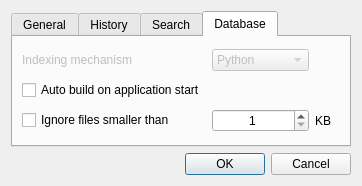
416d72/araneus, file Araneus/UI/preferences.ui: the form before one commit.
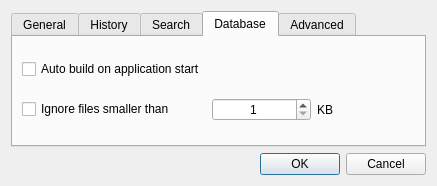
The form after the commit. The open tabs and pages were chosen to show the change. Icons and pictures are not drawn.

Commit message: Added a new tab in the preferences dialog referring to advanced options which I'll provide several mechanism implementation to let users choose among && Figured out the python mechanism

```diff
--- a/Araneus/UI/preferences.ui
+++ b/Araneus/UI/preferences.ui
@@ -6,7 +6,7 @@
    <rect>
     <x>0</x>
     <y>0</y>
-    <width>362</width>
+    <width>437</width>
     <height>186</height>
    </rect>
   </property>
@@ -159,59 +159,33 @@
        <string>Database</string>
       </attribute>
       <layout class="QGridLayout" name="gridLayout_4">
-       <item row="0" column="1">
-        <widget class="QComboBox" name="db_indexing_combox">
+       <item row="1" column="1">
+        <widget class="QSpinBox" name="db_min_file_size">
          <property name="enabled">
-          <bool>false</bool>
+          <bool>true</bool>
          </property>
-         <property name="toolTip">
-          <string>&lt;html&gt;&lt;head/&gt;&lt;body&gt;&lt;p&gt;&lt;span style=&quot; font-size:8pt;&quot;&gt;Will be available in a future release.&lt;/span&gt;&lt;/p&gt;&lt;/body&gt;&lt;/html&gt;</string>
+         <property name="alignment">
+          <set>Qt::AlignCenter</set>
          </property>
-         <item>
-          <property name="text">
-           <string>Python</string>
-          </property>
-         </item>
-         <item>
-          <property name="text">
-           <string>GNU Locate</string>
-          </property>
-         </item>
-         <item>
-          <property name="text">
-           <string>fd</string>
-          </property>
-         </item>
-        </widget>
-       </item>
-       <item row="2" column="2">
-        <widget class="QLabel" name="db_file_size_kb">
-         <property name="text">
-          <string>KB</string>
+         <property name="minimum">
+          <number>1</number>
          </property>
+         <property name="maximum">
+          <number>1024</number>
+         </property>
+         <property name="value">
+          <number>1</number>
+         </property>
         </widget>
        </item>
-       <item row="1" column="0">
+       <item row="0" column="0">
         <widget class="QCheckBox" name="db_auto_build">
          <property name="text">
           <string>Auto build on application start</string>
          </property>
         </widget>
        </item>
-       <item row="0" column="0">
-        <widget class="QLabel" name="db_indexing_mech_label">
-         <property name="enabled">
-          <bool>false</bool>
-         </property>
-         <property name="toolTip">
-          <string>&lt;html&gt;&lt;head/&gt;&lt;body&gt;&lt;p&gt;&lt;br/&gt;&lt;/p&gt;&lt;/body&gt;&lt;/html&gt;</string>
-         </property>
-         <property name="text">
-          <string>Indexing mechanism</string>
-         </property>
-        </widget>
-       </item>
-       <item row="2" column="0">
+       <item row="1" column="0">
         <widget class="QCheckBox" name="db_min_file_size_label">
          <property name="text">
           <string>Ignore files smaller than</string>
@@ -221,22 +195,40 @@
          </property>
         </widget>
        </item>
-       <item row="2" column="1">
-        <widget class="QSpinBox" name="db_min_file_size">
+       <item row="1" column="2">
+        <widget class="QLabel" name="db_file_size_kb">
+         <property name="text">
+          <string>KB</string>
+         </property>
+        </widget>
+       </item>
+      </layout>
+     </widget>
+     <widget class="QWidget" name="advanced">
+      <attribute name="title">
+       <string>Advanced</string>
+      </attribute>
+      <layout class="QGridLayout" name="gridLayout_6">
+       <item row="1" column="0">
+        <widget class="QLabel" name="ad_indexing_mech_label">
          <property name="enabled">
           <bool>true</bool>
          </property>
-         <property name="alignment">
-          <set>Qt::AlignCenter</set>
+         <property name="toolTip">
+          <string>&lt;html&gt;&lt;head/&gt;&lt;body&gt;&lt;p&gt;&lt;br/&gt;&lt;/p&gt;&lt;/body&gt;&lt;/html&gt;</string>
          </property>
-         <property name="minimum">
-          <number>1</number>
+         <property name="text">
+          <string>Indexing mechanism</string>
          </property>
-         <property name="maximum">
-          <number>1024</number>
+        </widget>
+       </item>
+       <item row="1" column="1">
+        <widget class="QComboBox" name="ad_indexing_combox">
+         <property name="enabled">
+          <bool>true</bool>
          </property>
-         <property name="value">
-          <number>1</number>
+         <property name="toolTip">
+          <string>&lt;html&gt;&lt;head/&gt;&lt;body&gt;&lt;p&gt;&lt;span style=&quot; font-size:8pt;&quot;&gt;Will be available in a future release.&lt;/span&gt;&lt;/p&gt;&lt;/body&gt;&lt;/html&gt;</string>
          </property>
         </widget>
        </item>
```
Left out of the diff: 49 changed lines with no effect on the pictures. The commit also changes 2 other files.
